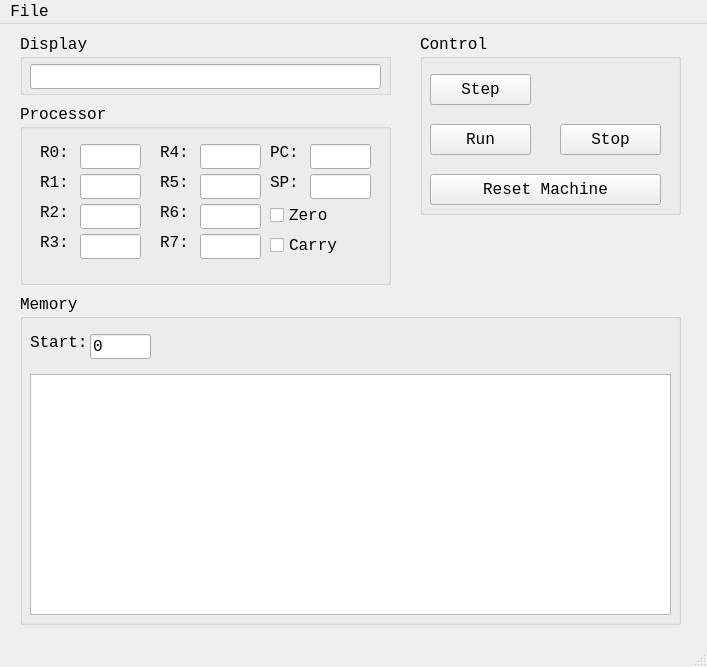
First picture: the form in src/MainWindow.ui, repository g0mb4/tvm, before the edit.
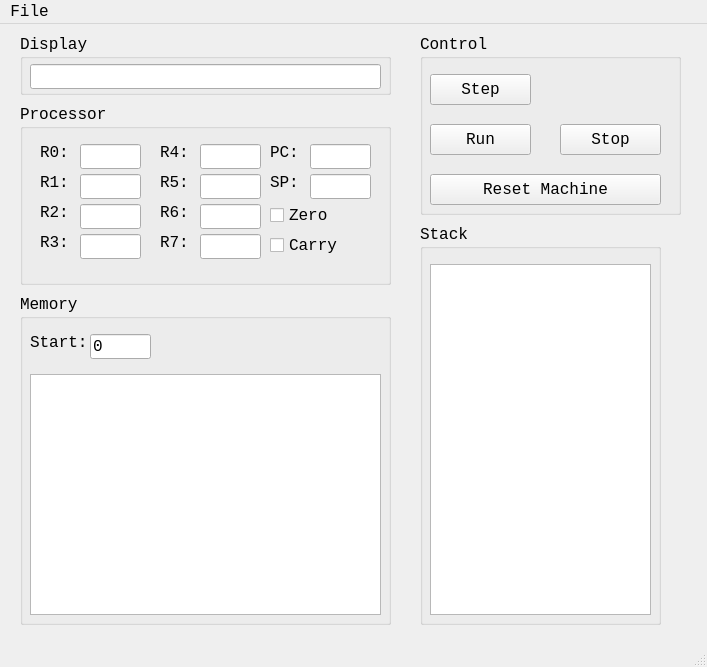
Second picture: the form after the edit.

Commit message: optimized memory view + stack view

Diff of the .ui file:
```diff
--- a/src/MainWindow.ui
+++ b/src/MainWindow.ui
@@ -25,7 +25,7 @@
      <rect>
       <x>20</x>
       <y>270</y>
-      <width>661</width>
+      <width>371</width>
       <height>331</height>
      </rect>
     </property>
@@ -37,7 +37,7 @@
       <rect>
        <x>10</x>
        <y>80</y>
-       <width>641</width>
+       <width>351</width>
        <height>241</height>
       </rect>
      </property>
@@ -477,6 +477,38 @@
      </property>
     </widget>
    </widget>
+   <widget class="QGroupBox" name="groupBox_5">
+    <property name="geometry">
+     <rect>
+      <x>420</x>
+      <y>200</y>
+      <width>241</width>
+      <height>401</height>
+     </rect>
+    </property>
+    <property name="title">
+     <string>Stack</string>
+    </property>
+    <widget class="QTextEdit" name="te_stack_view">
+     <property name="geometry">
+      <rect>
+       <x>10</x>
+       <y>40</y>
+       <width>221</width>
+       <height>351</height>
+      </rect>
+     </property>
+     <property name="verticalScrollBarPolicy">
+      <enum>Qt::ScrollBarAlwaysOff</enum>
+     </property>
+     <property name="horizontalScrollBarPolicy">
+      <enum>Qt::ScrollBarAlwaysOff</enum>
+     </property>
+     <property name="readOnly">
+      <bool>true</bool>
+     </property>
+    </widget>
+   </widget>
   </widget>
   <widget class="QMenuBar" name="menubar">
    <property name="geometry">
```
The commit also changes 2 other files.
